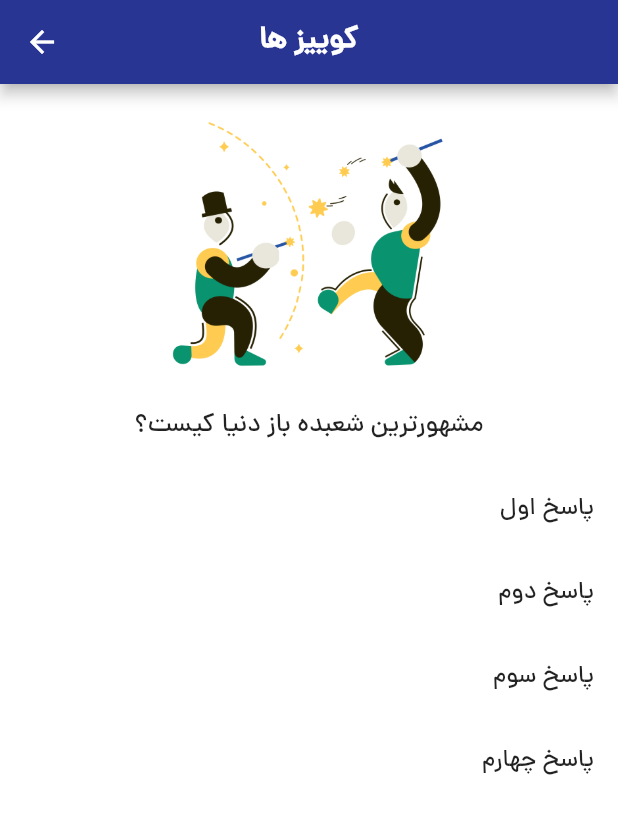
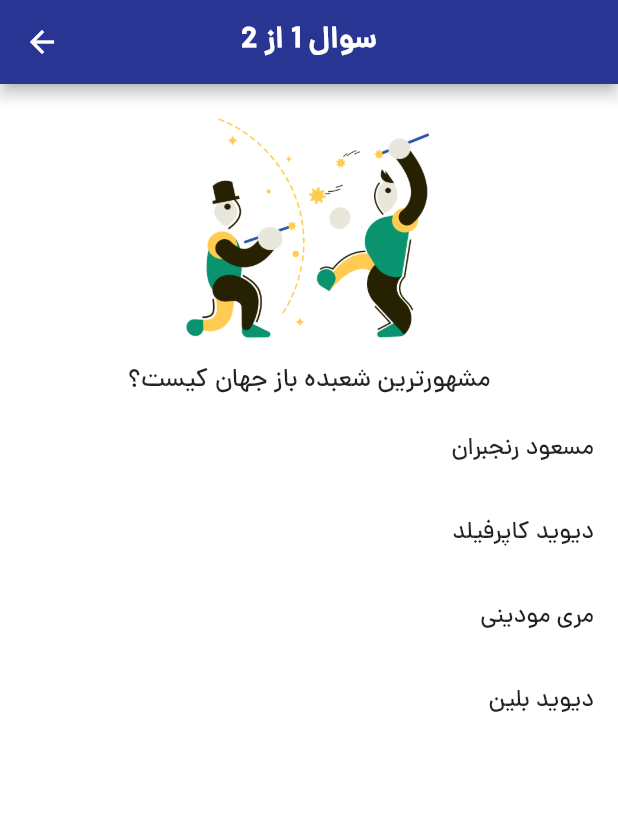
Before and after one commit to JeffiProgrammer/quize_application_flutter, a Flutter app: the screen it shows after launch, after a tap on "شروع بازی", on a phone screen of 412 x 824 dp. Shown: the top 814 px of the screen. Run offline on Flutter 3.47's test engine with Material 2 defaults, Android fonts, the phone set to English and light mode, and no system bars.

Commit message:
All parts done

```diff
--- a/lib/constants/Constants.dart
+++ b/lib/constants/Constants.dart
@@ -16,7 +16,5 @@ List<Question> getQuestionsList() {
   secondQuestion.imageNameNumber = '2';
   secondQuestion.currectAnswer = 0;
   secondQuestion.asnwerList = ['هند (شوروی سابق)', 'چین', 'آمریکا', 'روسیه'];
-  return [
-    firstQuestion,secondQuestion
-  ];
+  return [firstQuestion, secondQuestion];
 }
--- a/lib/home_page.dart
+++ b/lib/home_page.dart
@@ -29,7 +29,7 @@ class HomeWidget extends StatelessWidget {
               onPressed: () {
                 Navigator.of(context).push(
                   MaterialPageRoute(
-                    builder: (context) => QuizePage(),
+                    builder: (context) => QuizPage(),
                   ),
                 );
               },
--- a/lib/main.dart
+++ b/lib/main.dart
@@ -11,6 +11,7 @@ class Application extends StatelessWidget {
   @override
   Widget build(BuildContext context) {
     return MaterialApp(
+      debugShowCheckedModeBanner: false,
       theme: ThemeData(fontFamily: "dana"),
       home: HomeWidget(),
     );
--- a/lib/quize_page.dart
+++ b/lib/quize_page.dart
@@ -1,16 +1,31 @@
 import 'package:flutter/material.dart';
+import 'package:quize_application/constants/Constants.dart';
+import 'package:quize_application/data/Question.dart';
+import 'package:quize_application/screens/result_screen.dart';
 
-class QuizePage extends StatelessWidget {
-  const QuizePage({Key? key}) : super(key: key);
+class QuizPage extends StatefulWidget {
+  QuizPage({Key? key}) : super(key: key);
 
   @override
+  State<QuizPage> createState() => _QuizPageState();
+}
+
+class _QuizPageState extends State<QuizPage> {
+  int shownQuestionIndex = 0;
+  Question? selectedQuestion;
+  bool isFinalAnswerSubmited = false;
+  int resultAnswer = 0;
+  @override
   Widget build(BuildContext context) {
+    selectedQuestion = getQuestionsList()[shownQuestionIndex];
+    String questionImageIndex =
+        getQuestionsList()[shownQuestionIndex].imageNameNumber!;
     return Scaffold(
       backgroundColor: Colors.white,
       appBar: AppBar(
         backgroundColor: Colors.indigo[800],
         title: Text(
-          'کوییز ها',
+          'سوال ${shownQuestionIndex + 1} از ${getQuestionsList().length}',
           style: TextStyle(fontWeight: FontWeight.bold),
         ),
         centerTitle: true,
@@ -23,47 +38,67 @@ class QuizePage extends StatelessWidget {
               width: double.infinity,
             ),
             Image(
-              image: AssetImage('images/1.png'),
-              height: 200.0,
+              image: AssetImage('images/$questionImageIndex.png'),
+              height: 180.0,
             ),
             SizedBox(
-              height: 15.0,
+              height: 5.0,
             ),
             Text(
-              'مشهورترین شعبده باز دنیا کیست؟',
+              selectedQuestion!.questionTitle!,
               textAlign: TextAlign.center,
               style: TextStyle(fontSize: 17.0),
             ),
             SizedBox(
-              height: 15.0,
+              height: 5.0,
             ),
-            ListTile(
-              title: Text(
-                'پاسخ اول',
-                textAlign: TextAlign.end,
-              ),
+            ...List.generate(
+              4,
+              (index) => getAnswerItem(index),
             ),
-            ListTile(
-              title: Text(
-                'پاسخ دوم',
-                textAlign: TextAlign.end,
-              ),
-            ),
-            ListTile(
-              title: Text(
-                'پاسخ سوم',
-                textAlign: TextAlign.end,
-              ),
-            ),
-            ListTile(
-              title: Text(
-                'پاسخ چهارم',
-                textAlign: TextAlign.end,
-              ),
-            ),
+            if (isFinalAnswerSubmited)
+              ElevatedButton(
+                onPressed: () {
+                  Navigator.push(
+                    context,
+                    MaterialPageRoute(
+                        builder: (BuildContext context) => ResultScreen(
+                              currectAnswer: resultAnswer,
+                            )),
+                  );
+                },
+                child: Text(
+                  'مشاهده نتایج کوییز',
+                  style: TextStyle(fontWeight: FontWeight.bold, fontSize: 18.0),
+                ),
+                style: ElevatedButton.styleFrom(
+                    primary: Colors.red[700], minimumSize: Size(200.0, 40.0)),
+              )
           ],
         ),
       ),
     );
   }
+
+  Widget getAnswerItem(int index) => ListTile(
+        title: Text(
+          selectedQuestion!.asnwerList![index],
+          textAlign: TextAlign.end,
+        ),
+        onTap: () {
+          if (selectedQuestion!.currectAnswer == index) {
+            resultAnswer++;
+          } else {
+            print('Wrong');
+          }
+          if (shownQuestionIndex == getQuestionsList().length - 1) {
+            isFinalAnswerSubmited = true;
+          }
+          setState(() {
+            if (shownQuestionIndex < getQuestionsList().length - 1) {
+              shownQuestionIndex++;
+            }
+          });
+        },
+      );
 }
```
Also changed, not shown: lib/screens/result_screen.dart (added, +41 -0 lines).
